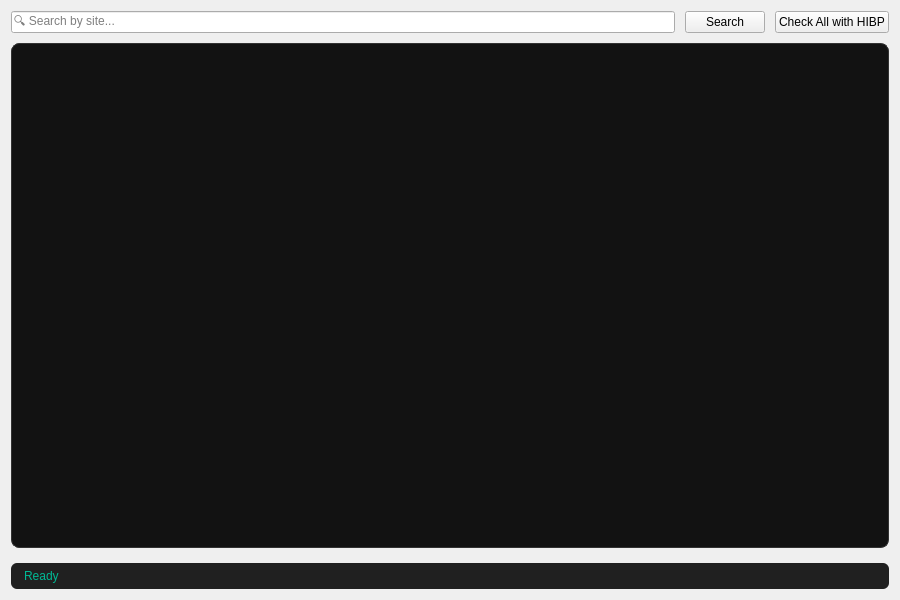
Anaswara-Suresh/password-manager, file LockBox/passwordlist.ui: the form before one commit.
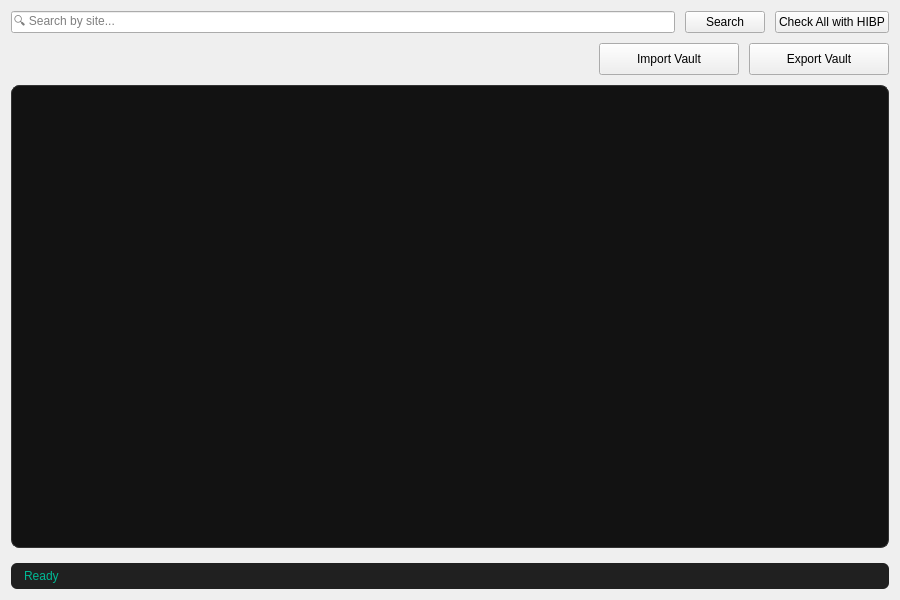
The form after the commit.

Diff of the .ui file:
```diff
--- a/LockBox/passwordlist.ui
+++ b/LockBox/passwordlist.ui
@@ -48,6 +48,54 @@
      </item>
     </layout>
    </item>
+    <!-- Import / Export Buttons -->
+    <item>
+     <layout class="QHBoxLayout" name="importExportLayout">
+      <item>
+       <spacer name="leftSpacer">
+        <property name="orientation">
+         <enum>Qt::Horizontal</enum>
+        </property>
+        <property name="sizeHint" stdset="0">
+         <size>
+          <width>40</width>
+          <height>20</height>
+         </size>
+        </property>
+       </spacer>
+      </item>
+
+      <item>
+       <widget class="QPushButton" name="btnImportVault">
+        <property name="minimumSize">
+         <size>
+          <width>140</width>
+          <height>32</height>
+         </size>
+        </property>
+        <property name="text">
+         <string>Import Vault</string>
+        </property>
+       </widget>
+      </item>
+
+      <item>
+       <widget class="QPushButton" name="btnExportVault">
+        <property name="minimumSize">
+         <size>
+          <width>140</width>
+          <height>32</height>
+         </size>
+        </property>
+        <property name="text">
+         <string>Export Vault</string>
+        </property>
+       </widget>
+      </item>
+
+     </layout>
+    </item>
+
 
    <!-- Password Table -->
    <item>
```
